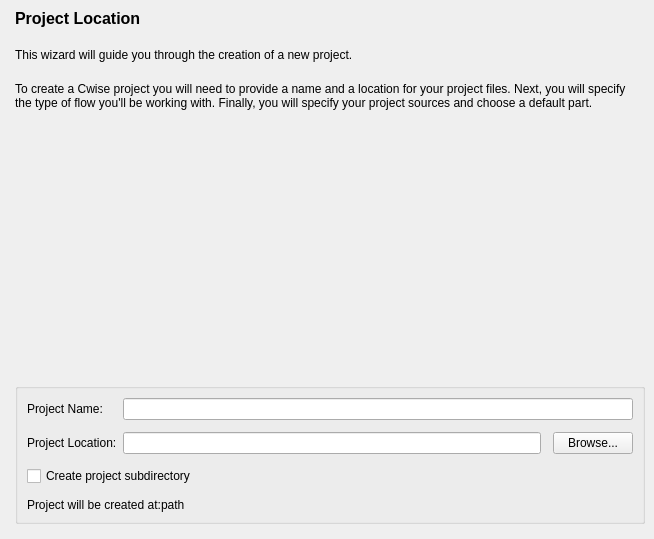
os-fpga/FOEDAG, file src/NewProject/location_form.ui: the form before one commit.
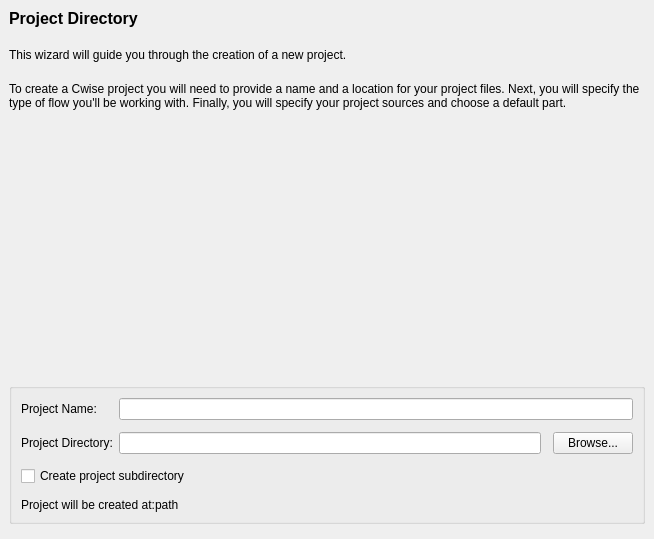
The form after the commit.

Commit message: Update New Project dialog UI;

```diff
--- a/src/NewProject/location_form.ui
+++ b/src/NewProject/location_form.ui
@@ -18,7 +18,7 @@
     <number>20</number>
    </property>
    <property name="leftMargin">
-    <number>15</number>
+    <number>9</number>
    </property>
    <property name="topMargin">
     <number>9</number>
@@ -39,7 +39,7 @@
       </font>
      </property>
      <property name="text">
-      <string>Project Location</string>
+      <string>Project Directory</string>
      </property>
      <property name="textFormat">
       <enum>Qt::AutoText</enum>
@@ -117,7 +117,7 @@
           <item>
            <widget class="QLabel" name="m_labelPpath">
             <property name="text">
-             <string>Project Location:</string>
+             <string>Project Directory:</string>
             </property>
             <property name="buddy">
              <cstring>m_lineEditPpath</cstring>
```
The commit also changes 13 other files.
